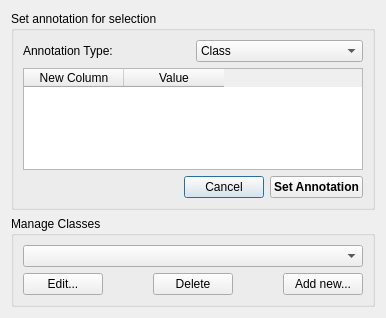
First picture: the form in app/widgets/classselector.ui, repository Tilagiho/eNoseAnnotator, before the edit.
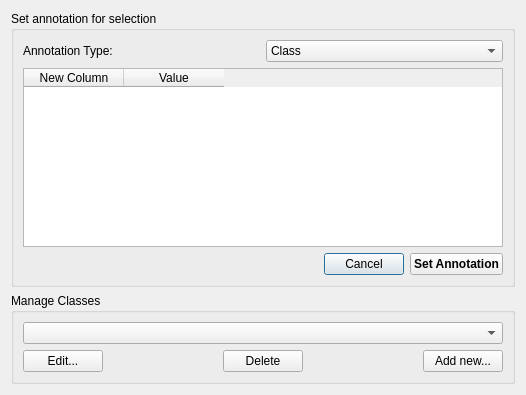
Second picture: the form after the edit.

Commit message: Resized Class selector widget

```diff
--- a/app/widgets/classselector.ui
+++ b/app/widgets/classselector.ui
@@ -6,8 +6,8 @@
    <rect>
     <x>0</x>
     <y>0</y>
-    <width>386</width>
-    <height>318</height>
+    <width>526</width>
+    <height>395</height>
    </rect>
   </property>
   <property name="windowTitle">
```
